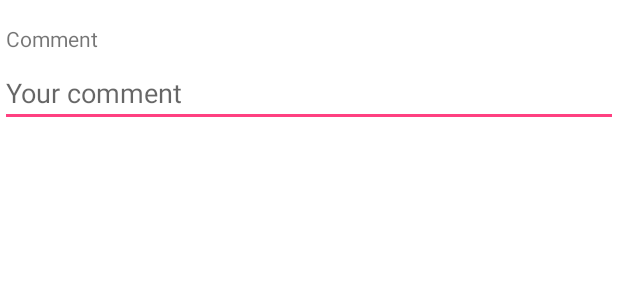
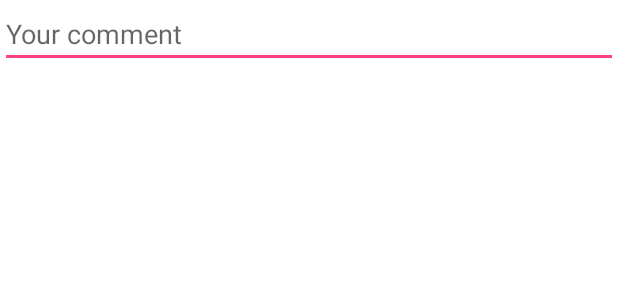
Before and after one commit to RomanFedkiv/TestProject, an Android app: the layout dialog_comment.xml on its own in the app's theme, with its tools: preview values and no code run, on a phone screen of 412 x 824 dp. Shown: the top 300 px of the screen. Run offline under Robolectric (Android 15) with nearby library versions, the phone set to English and light mode, and no system bars.

Commit message:
fix comment logic

```diff
--- /dev/null
+++ b/app/src/main/res/drawable/ic_search_white_24dp.xml
@@ -0,0 +1,5 @@
+<vector android:height="24dp" android:tint="#FFFFFF"
+    android:viewportHeight="24.0" android:viewportWidth="24.0"
+    android:width="24dp" xmlns:android="http://schemas.android.com/apk/res/android">
+    <path android:fillColor="#FF000000" android:pathData="M15.5,14h-0.79l-0.28,-0.27C15.41,12.59 16,11.11 16,9.5 16,5.91 13.09,3 9.5,3S3,5.91 3,9.5 5.91,16 9.5,16c1.61,0 3.09,-0.59 4.23,-1.57l0.27,0.28v0.79l5,4.99L20.49,19l-4.99,-5zM9.5,14C7.01,14 5,11.99 5,9.5S7.01,5 9.5,5 14,7.01 14,9.5 11.99,14 9.5,14z"/>
+</vector>
--- a/app/src/main/res/layout/activity_search.xml
+++ b/app/src/main/res/layout/activity_search.xml
@@ -53,7 +53,7 @@
                 app:layout_constraintEnd_toEndOf="@+id/toolbar"
                 app:layout_constraintTop_toTopOf="parent"
                 app:layout_constraintVertical_bias="1.0"
-                app:srcCompat="@drawable/ic_search_black_24dp" />
+                app:srcCompat="@drawable/ic_search_white_24dp" />
         </android.support.constraint.ConstraintLayout>
 
     </android.support.design.widget.AppBarLayout>
--- a/app/src/main/res/layout/dialog_comment.xml
+++ b/app/src/main/res/layout/dialog_comment.xml
@@ -2,17 +2,6 @@
 <LinearLayout xmlns:android="http://schemas.android.com/apk/res/android"
     android:orientation="vertical" android:layout_width="match_parent"
     android:layout_height="match_parent">
-
-    <TextView
-        android:layout_width="match_parent"
-        android:layout_height="wrap_content"
-        android:layout_marginBottom="4dp"
-        android:layout_marginLeft="4dp"
-        android:layout_marginRight="4dp"
-        android:layout_marginTop="16dp"
-        android:inputType="textEmailAddress"
-        android:text="Comment" />
-
 
 
     <EditText
@@ -20,6 +9,6 @@
         android:layout_width="match_parent"
         android:layout_height="wrap_content"
         android:hint="Your comment"
-         />
+        android:inputType="text" />
 
 </LinearLayout>
```
Also changed, not shown: app/src/main/java/com/example/roman/testproject/ui/SearchPersonActivity.kt (+11 -5 lines).
